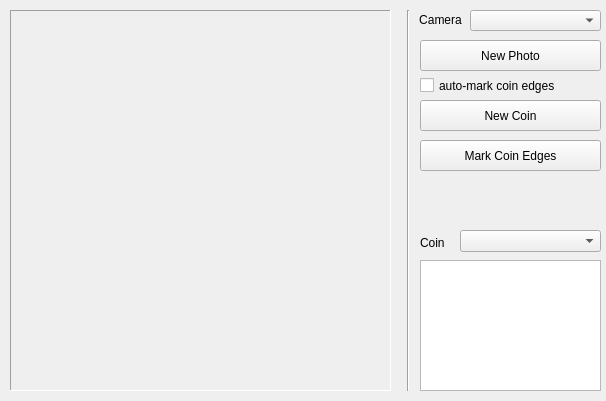
Qt form core/ui/pyqt6_designer/d_ImageCollector.ui (LazyPhilosopher/CNN-Coin-Recognizer) before a commit.
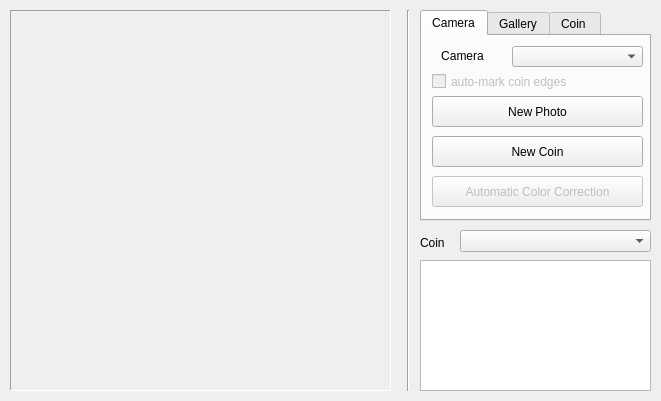
The same form after that commit.

Commit message: reworked GUI. Tab with previously taken photos is now available.

The edit to the form file:
```diff
--- a/core/ui/pyqt6_designer/d_ImageCollector.ui
+++ b/core/ui/pyqt6_designer/d_ImageCollector.ui
@@ -6,7 +6,7 @@
    <rect>
     <x>0</x>
     <y>0</y>
-    <width>606</width>
+    <width>661</width>
     <height>401</height>
    </rect>
   </property>
@@ -32,32 +32,6 @@
     <number>1</number>
    </property>
   </widget>
-  <widget class="QComboBox" name="camera_swich_combo_box">
-   <property name="geometry">
-    <rect>
-     <x>470</x>
-     <y>10</y>
-     <width>131</width>
-     <height>21</height>
-    </rect>
-   </property>
-  </widget>
-  <widget class="QLabel" name="label_2">
-   <property name="geometry">
-    <rect>
-     <x>410</x>
-     <y>10</y>
-     <width>61</width>
-     <height>20</height>
-    </rect>
-   </property>
-   <property name="text">
-    <string>Camera</string>
-   </property>
-   <property name="alignment">
-    <set>Qt::AlignCenter</set>
-   </property>
-  </widget>
   <widget class="Line" name="line_2">
    <property name="geometry">
     <rect>
@@ -76,7 +50,7 @@
     <rect>
      <x>420</x>
      <y>260</y>
-     <width>181</width>
+     <width>231</width>
      <height>131</height>
     </rect>
    </property>
@@ -105,62 +79,176 @@
     <rect>
      <x>460</x>
      <y>230</y>
-     <width>141</width>
+     <width>191</width>
      <height>22</height>
     </rect>
    </property>
   </widget>
-  <widget class="QPushButton" name="new_coin_button">
-   <property name="geometry">
-    <rect>
-     <x>420</x>
-     <y>100</y>
-     <width>181</width>
-     <height>31</height>
-    </rect>
+  <widget class="QTabWidget" name="tabWidget">
+   <property name="enabled">
+    <bool>true</bool>
    </property>
-   <property name="text">
-    <string>New Coin</string>
-   </property>
-  </widget>
-  <widget class="QPushButton" name="save_photo_button">
    <property name="geometry">
     <rect>
      <x>420</x>
-     <y>40</y>
-     <width>181</width>
-     <height>31</height>
+     <y>10</y>
+     <width>231</width>
+     <height>211</height>
     </rect>
    </property>
-   <property name="text">
-    <string>New Photo</string>
+   <property name="currentIndex">
+    <number>0</number>
    </property>
-  </widget>
-  <widget class="QPushButton" name="mark_button">
-   <property name="geometry">
-    <rect>
-     <x>420</x>
-     <y>140</y>
-     <width>181</width>
-     <height>31</height>
-    </rect>
-   </property>
-   <property name="text">
-    <string>Mark Coin Edges</string>
-   </property>
-  </widget>
-  <widget class="QCheckBox" name="checkBox">
-   <property name="geometry">
-    <rect>
-     <x>420</x>
-     <y>70</y>
-     <width>171</width>
-     <height>31</height>
-    </rect>
-   </property>
-   <property name="text">
-    <string>auto-mark coin edges</string>
-   </property>
+   <widget class="QWidget" name="camera_tab">
+    <attribute name="title">
+     <string>Camera</string>
+    </attribute>
+    <widget class="QComboBox" name="camera_swich_combo_box">
+     <property name="geometry">
+      <rect>
+       <x>90</x>
+       <y>10</y>
+       <width>131</width>
+       <height>21</height>
+      </rect>
+     </property>
+    </widget>
+    <widget class="QLabel" name="label_2">
+     <property name="geometry">
+      <rect>
+       <x>10</x>
+       <y>10</y>
+       <width>61</width>
+       <height>20</height>
+      </rect>
+     </property>
+     <property name="text">
+      <string>Camera</string>
+     </property>
+     <property name="alignment">
+      <set>Qt::AlignCenter</set>
+     </property>
+    </widget>
+    <widget class="QPushButton" name="save_photo_button">
+     <property name="enabled">
+      <bool>true</bool>
+     </property>
+     <property name="geometry">
+      <rect>
+       <x>10</x>
+       <y>60</y>
+       <width>211</width>
+       <height>31</height>
+      </rect>
+     </property>
+     <property name="text">
+      <string>New Photo</string>
+     </property>
+     <property name="checkable">
+      <bool>false</bool>
+     </property>
+    </widget>
+    <widget class="QCheckBox" name="auto_mark_edges_checkbox">
+     <property name="enabled">
+      <bool>false</bool>
+     </property>
+     <property name="geometry">
+      <rect>
+       <x>10</x>
+       <y>30</y>
+       <width>221</width>
+       <height>31</height>
+      </rect>
+     </property>
+     <property name="text">
+      <string>auto-mark coin edges</string>
+     </property>
+     <property name="checkable">
+      <bool>false</bool>
+     </property>
+    </widget>
+    <widget class="QPushButton" name="new_coin_button">
+     <property name="enabled">
+      <bool>true</bool>
+     </property>
+     <property name="geometry">
+      <rect>
+       <x>10</x>
+       <y>100</y>
+       <width>211</width>
+       <height>31</height>
+      </rect>
+     </property>
+     <property name="text">
+      <string>New Coin</string>
+     </property>
+    </widget>
+    <widget class="QPushButton" name="color_correction_button">
+     <property name="enabled">
+      <bool>false</bool>
+     </property>
+     <property name="geometry">
+      <rect>
+       <x>10</x>
+       <y>140</y>
+       <width>211</width>
+       <height>31</height>
+      </rect>
+     </property>
+     <property name="text">
+      <string>Automatic Color Correction</string>
+     </property>
+    </widget>
+   </widget>
+   <widget class="QWidget" name="gallery_tab">
+    <attribute name="title">
+     <string>Gallery</string>
+    </attribute>
+    <widget class="QPushButton" name="mark_button">
+     <property name="geometry">
+      <rect>
+       <x>10</x>
+       <y>50</y>
+       <width>211</width>
+       <height>31</height>
+      </rect>
+     </property>
+     <property name="text">
+      <string>Mark Coin Edges</string>
+     </property>
+    </widget>
+    <widget class="QPushButton" name="next_gallery_photo_button">
+     <property name="geometry">
+      <rect>
+       <x>120</x>
+       <y>10</y>
+       <width>101</width>
+       <height>31</height>
+      </rect>
+     </property>
+     <property name="text">
+      <string>Next Photo</string>
+     </property>
+    </widget>
+    <widget class="QPushButton" name="previous_gallery_photo_button">
+     <property name="geometry">
+      <rect>
+       <x>10</x>
+       <y>10</y>
+       <width>91</width>
+       <height>31</height>
+      </rect>
+     </property>
+     <property name="text">
+      <string>Previous Photo</string>
+     </property>
+    </widget>
+   </widget>
+   <widget class="QWidget" name="coin_tab">
+    <attribute name="title">
+     <string>Coin </string>
+    </attribute>
+   </widget>
   </widget>
  </widget>
  <resources/>
```
The commit also changes 7 other files.
